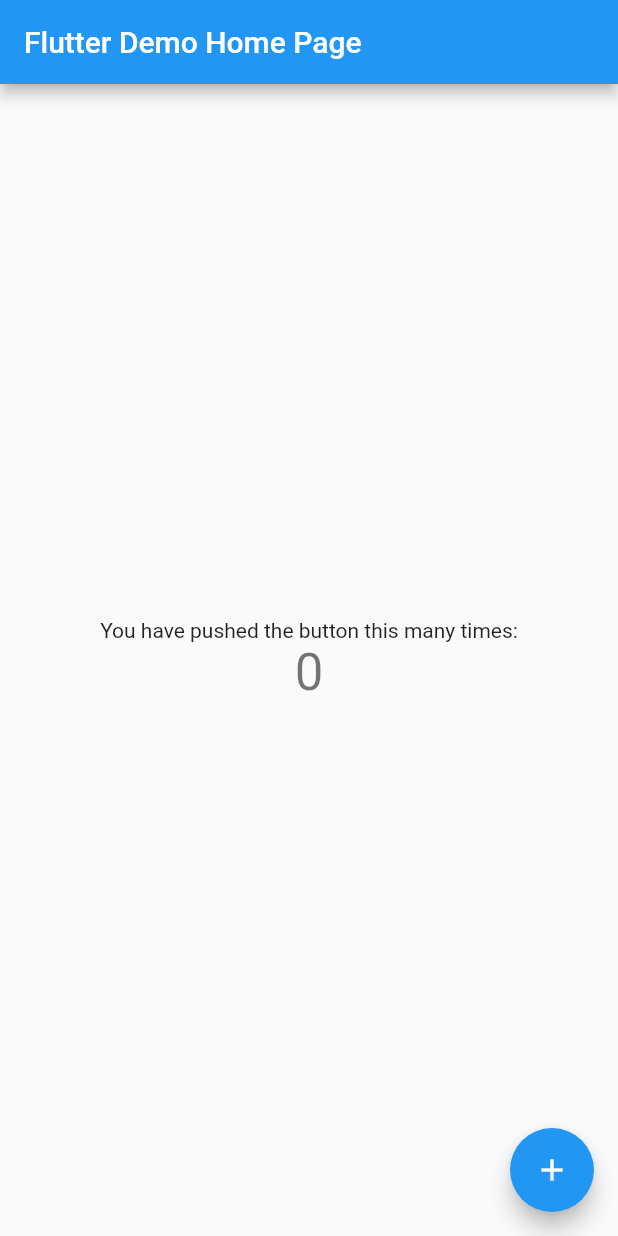
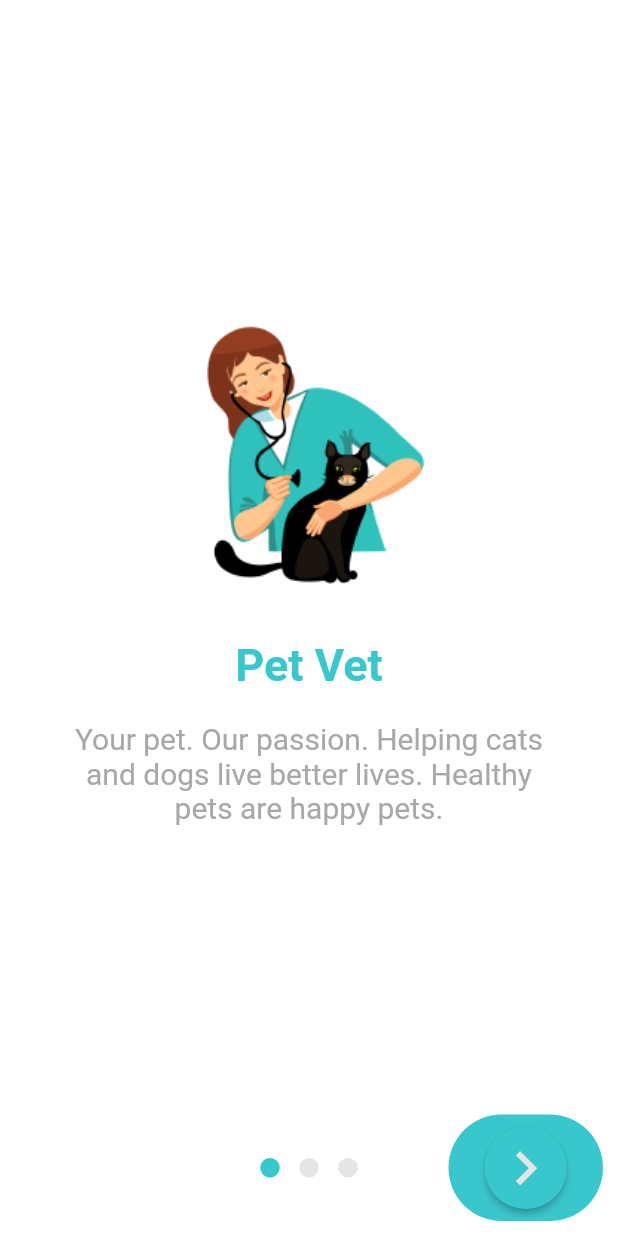
Before and after one commit to remithr/petblock, a Flutter app: the screen it shows after launch, on a phone screen of 412 x 824 dp. Run offline on Flutter 3.47's test engine with Material 2 defaults, Android fonts, the light colour scheme and no system bars; drawn by our look-alikes of intro_slider; Roboto replaces fonts that are missing (Raleway, RobotoMono).

Commit message:
slider implemented

```diff
--- a/lib/main.dart
+++ b/lib/main.dart
@@ -1,4 +1,5 @@
 import 'package:flutter/material.dart';
+import 'package:petblock/pages/slider/slider-view.dart';
 
 void main() {
   runApp(MyApp());
@@ -26,7 +27,13 @@
         // closer together (more dense) than on mobile platforms.
         visualDensity: VisualDensity.adaptivePlatformDensity,
       ),
-      home: MyHomePage(title: 'Flutter Demo Home Page'),
+      debugShowCheckedModeBanner: false,
+      // home: MyHomePage(title: 'Flutter Demo Home Page'),
+      home: SliderViewPage(),
+      routes: {
+        '/slider': (context) => SliderViewPage(),
+        // '/login':
+      },
     );
   }
 }
--- /dev/null
+++ b/lib/pages/slider/slider-view.dart
@@ -0,0 +1,208 @@
+import 'package:flutter/material.dart';
+import 'package:intro_slider/intro_slider.dart';
+import 'package:intro_slider/slide_object.dart';
+import 'package:petblock/styles/style.dart';
+
+class SliderViewPage extends StatefulWidget {
+  @override
+  _SliderViewPageState createState() => _SliderViewPageState();
+}
+
+class _SliderViewPageState extends State<SliderViewPage> {
+  List<Slide> slides = [];
+  Function goToTab;
+  @override
+  void initState() {
+    // TODO: implement initState
+    super.initState();
+    slides.add(
+      new Slide(
+        title: "Pet Vet",
+        maxLineTitle: 2,
+        styleTitle: sText,
+        description:
+            "Your pet. Our passion. Helping cats and dogs live better lives. Healthy pets are happy pets.",
+        styleDescription: tdesc,
+        marginDescription: EdgeInsets.only(
+          left: 20.0,
+          right: 20.0,
+          top: 20.0,
+          bottom: 70.0,
+        ),
+        pathImage: 'assets/images/slide-1.png',
+        backgroundColor: twhite,
+        onCenterItemPress: () {},
+      ),
+    );
+    slides.add(
+      new Slide(
+        title: "Pet Matching",
+        styleTitle: sText,
+        description: "If the pooch melts your heart, swipe right.",
+        styleDescription: tdesc,
+        marginDescription: EdgeInsets.only(
+          left: 20.0,
+          right: 20.0,
+          top: 20.0,
+          bottom: 70.0,
+        ),
+        backgroundColor: twhite,
+        pathImage: 'assets/images/slide-2.png',
+      ),
+    );
+    slides.add(
+      new Slide(
+        title: "Pet Care",
+        styleTitle: sText,
+        description:
+            "The fur is Our Favorite Accessory.All the things that your pet deserves.",
+        styleDescription: tdesc,
+        marginDescription: EdgeInsets.only(
+          left: 20.0,
+          right: 20.0,
+          top: 20.0,
+          bottom: 70.0,
+        ),
+        pathImage: 'assets/images/slide-3.png',
+        backgroundColor: twhite,
+        maxLineTextDescription: 3,
+      ),
+    );
+  }
+
+  void onDonePress() {
+    // Back to the first tab
+    this.goToTab(0);
+  }
+
+  void onTabChangeCompleted(index) {
+    // Index of current tab is focused
+  }
+
+  Widget renderNextBtn() {
+    // return Icon(
+    //   Icons.navigate_next,
+    //   color: Color(0xffffcc5c),
+    //   size: 35.0,
+    // );
+    return RawMaterialButton(
+      onPressed: () {},
+      // elevation: 2.0,
+      fillColor: primaryColor,
+      child: Icon(
+        Icons.navigate_next,
+        color: tgrey,
+        size: 45.0,
+      ),
+      padding: EdgeInsets.all(5.0),
+      shape: CircleBorder(),
+    );
+  }
+
+  Widget renderDoneBtn() {
+    return Icon(
+      Icons.done,
+      color: Color(0xffffcc5c),
+    );
+  }
+
+  Widget renderSkipBtn() {
+    return Icon(
+      Icons.skip_next,
+      color: Color(0xffffcc5c),
+    );
+  }
+
+  List<Widget> renderListCustomTabs() {
+    List<Widget> tabs = new List();
+    for (int i = 0; i < slides.length; i++) {
+      Slide currentSlide = slides[i];
+      tabs.add(Container(
+        width: double.infinity,
+        height: MediaQuery.of(context).size.height,
+        child: Container(
+          margin: EdgeInsets.only(
+            // bottom: 0.0,
+            top: MediaQuery.of(context).size.height * 0.25,
+          ),
+          child: ListView(
+            children: <Widget>[
+              GestureDetector(
+                child: Image.asset(
+                  currentSlide.pathImage,
+                  width: 200.0,
+                  height: 200.0,
+                  fit: BoxFit.contain,
+                ),
+              ),
+              Container(
+                child: Text(
+                  currentSlide.title,
+                  style: currentSlide.styleTitle,
+                  textAlign: TextAlign.center,
+                ),
+                margin: EdgeInsets.only(top: 20.0),
+              ),
+              Container(
+                child: Text(
+                  currentSlide.description,
+                  style: currentSlide.styleDescription,
+                  textAlign: TextAlign.center,
+                  maxLines: 5,
+                  overflow: TextOverflow.ellipsis,
+                ),
+                margin: EdgeInsets.only(
+                  top: 20.0,
+                  left: 40,
+                  right: 40,
+                ),
+              ),
+            ],
+          ),
+        ),
+      ));
+    }
+    return tabs;
+  }
+
+  @override
+  Widget build(BuildContext context) {
+    return new IntroSlider(
+      // List slides
+      slides: this.slides,
+
+      // Skip button
+      // renderSkipBtn: this.renderSkipBtn(),
+      // colorSkipBtn: Color(0x33ffcc5c),
+      // highlightColorSkipBtn: Color(0xffffcc5c),
+
+      // Next button
+      renderNextBtn: this.renderNextBtn(),
+
+      // Done button
+      renderDoneBtn: this.renderDoneBtn(),
+      onDonePress: this.onDonePress,
+      colorDoneBtn: primaryColor,
+      highlightColorDoneBtn: primaryColor,
+
+      // Dot indicator
+      colorDot: tgrey,
+      sizeDot: 13.0,
+      colorActiveDot: primaryColor,
+      // typeDotAnimation: dotSliderAnimation.SIZE_TRANSITION,
+
+      // Tabs
+      listCustomTabs: this.renderListCustomTabs(),
+      backgroundColorAllSlides: Colors.white,
+      refFuncGoToTab: (refFunc) {
+        this.goToTab = refFunc;
+      },
+
+      // Show or hide status bar
+      shouldHideStatusBar: true,
+
+      // On tab change completed
+      onTabChangeCompleted: this.onTabChangeCompleted,
+    );
+  }
+}
--- /dev/null
+++ b/lib/styles/style.dart
@@ -0,0 +1,19 @@
+import 'package:flutter/material.dart';
+
+final sText = TextStyle(
+  color: Color(0xff39C7CE),
+  fontSize: 30.0,
+  fontWeight: FontWeight.bold,
+  fontFamily: 'RobotoMono',
+);
+
+final tdesc = TextStyle(
+  color: Color(0xffA8A8A8),
+  fontSize: 20.0,
+  // fontStyle: FontStyle.italic,
+  fontFamily: 'Raleway',
+);
+
+final primaryColor = Color(0xff39C7CE);
+final twhite = Color(0xffffffff);
+final tgrey = Color(0xFFE5E5E5);
```
Also changed, not shown: pubspec.yaml (+7 -4 lines), assets/images/slide-1.png (added), assets/images/slide-2.png (added), assets/images/slide-3.png (added), lib/pages/home/home-view.dart (added), pubspec.lock, 1 other file.
